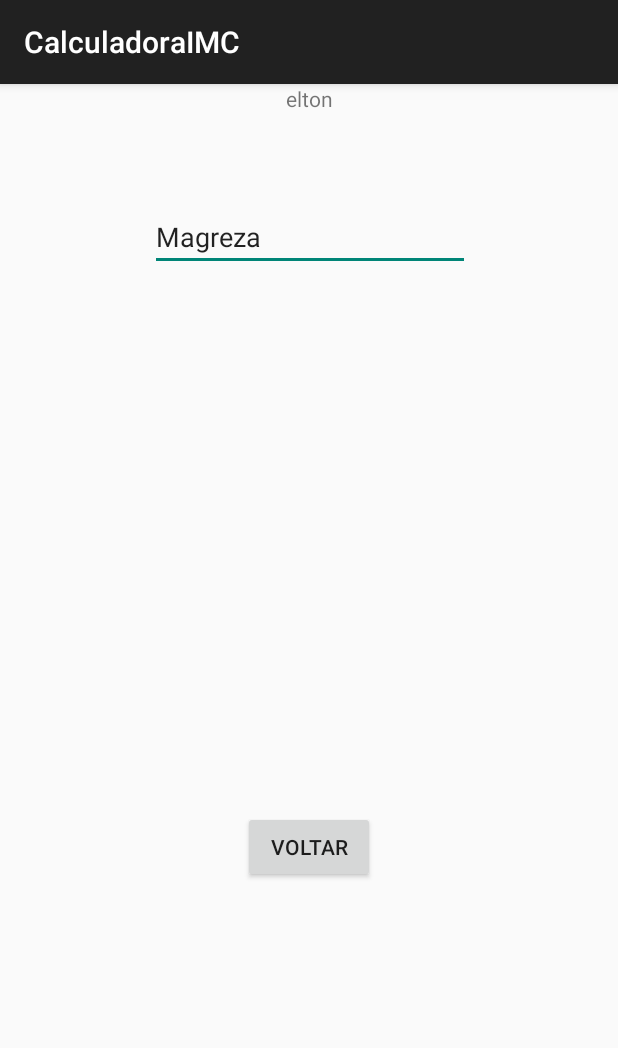
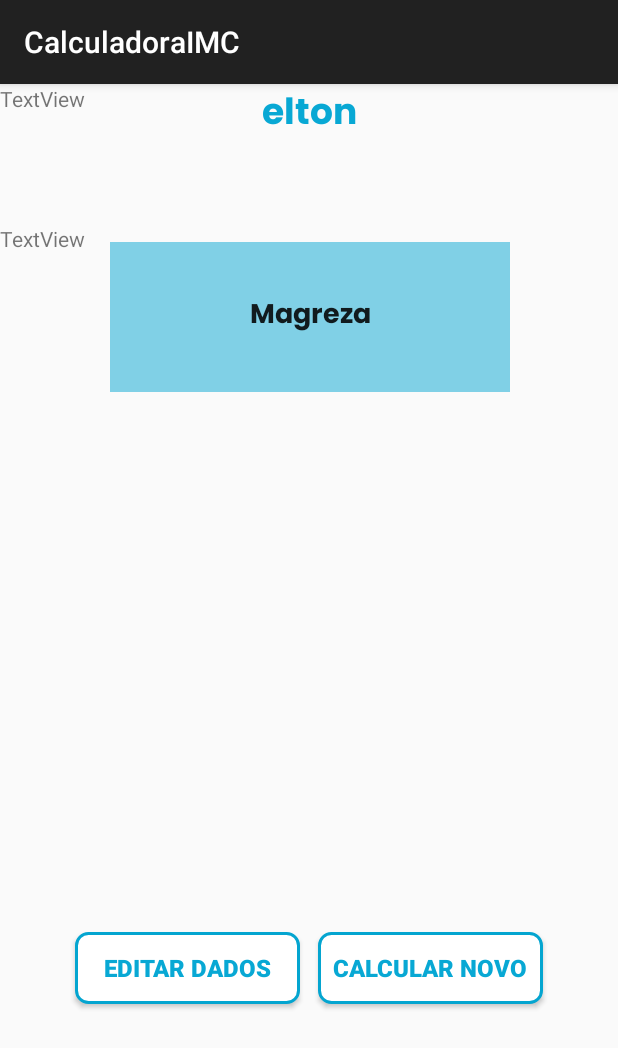
Before and after one commit to aa-abnerandrade/elton_AplicativoIMC, an Android app built with Jetpack Compose: the ResultActivity screen opened directly, with no data from a screen before it, on a phone screen of 412 x 824 dp. Shown: the top 1048 px of the screen. Run offline under Robolectric (Android 15) with nearby library versions, the phone set to English and light mode, and no system bars; Roboto replaces fonts that are not available here.

Commit message:
Finalizando Main Activity

```diff
--- a/app/src/main/java/com/example/calculadoraimc/ResultActivity.kt
+++ b/app/src/main/java/com/example/calculadoraimc/ResultActivity.kt
@@ -22,8 +22,9 @@ class ResultActivity : AppCompatActivity() {
             resultado < 18.5 -> "Magreza"
             resultado >= 18.5 && resultado < 25 -> "Normal"
             resultado >= 25 && resultado < 30 -> "Sobrepeso"
-            resultado >= 30 && resultado < 40 -> "Obesidade"
-            resultado >= 40 -> "Obesidade Grave"
+            resultado >= 30 && resultado < 35 -> "Obesidade I"
+            resultado >= 35 && resultado < 40 -> "Obesidade II"
+            resultado >= 40 -> "Obesidade III"
             else -> "Valor Inválido"
         }
 
--- /dev/null
+++ b/app/src/main/res/drawable/rounded_component.xml
@@ -0,0 +1,16 @@
+<?xml version="1.0" encoding="utf-8"?>
+<shape xmlns:android="http://schemas.android.com/apk/res/android"
+    android:shape="rectangle">
+
+    <!-- Definindo o raio da borda para ficar arredondada -->
+    <corners android:radius="8dp" />
+
+    <!-- Definindo a cor da borda -->
+    <stroke
+        android:width="2dp"
+        android:color="#04A5D0" /> <!-- Azul -->
+
+    <!-- Definindo o fundo do EditText -->
+    <solid android:color="#FFFFFF" />
+
+</shape>
--- a/app/src/main/res/layout/activity_result.xml
+++ b/app/src/main/res/layout/activity_result.xml
@@ -15,31 +15,78 @@
             android:id="@+id/textView_Result_title"
             android:layout_width="match_parent"
             android:layout_height="wrap_content"
+            android:fontFamily="@font/poppins_bold"
             android:text="elton"
-            android:textAlignment="center" />
+            android:textAlignment="center"
+            android:textColor="#08A8D4"
+            android:textSize="24dp"
+            android:textStyle="bold" />
 
         <EditText
             android:id="@+id/textView_textoresultado"
             android:layout_width="wrap_content"
-            android:layout_height="wrap_content"
-            android:layout_marginTop="60dp"
+            android:layout_height="100dp"
+            android:layout_marginTop="64dp"
+            android:background="#8008A7D3"
             android:ems="10"
+            android:fontFamily="@font/poppins_bold"
             android:inputType="text"
-            android:text="Name"
+            android:text="..."
+            android:textAlignment="center"
             app:layout_constraintEnd_toEndOf="parent"
-            app:layout_constraintHorizontal_bias="0.502"
+            app:layout_constraintHorizontal_bias="0.503"
             app:layout_constraintStart_toStartOf="parent"
             app:layout_constraintTop_toBottomOf="@+id/textView_Result_title" />
 
+        <TextView
+            android:id="@+id/textView"
+            android:layout_width="wrap_content"
+            android:layout_height="wrap_content"
+            android:text="TextView"
+            app:layout_constraintBottom_toTopOf="@+id/textView_Resultado_espaco2"
+            app:layout_constraintTop_toBottomOf="@+id/textView_textoresultado"
+            tools:layout_editor_absoluteX="178dp" />
+
+        <TextView
+            android:id="@+id/textView_Resultado_espaco2"
+            android:layout_width="wrap_content"
+            android:layout_height="wrap_content"
+            android:text="TextView"
+            tools:layout_editor_absoluteX="178dp"
+            tools:layout_editor_absoluteY="527dp" />
+
         <Button
             android:id="@+id/button_Result_voltar"
-            android:layout_width="wrap_content"
+            android:layout_width="150dp"
             android:layout_height="wrap_content"
             android:layout_marginTop="360dp"
+            android:background="@drawable/rounded_component"
             android:onClick="voltarButtonOnClick"
-            android:text="Voltar"
+            android:text="Editar Dados"
+            android:textAlignment="center"
+            android:textColor="#08A8D4"
+            android:textSize="16sp"
+            android:textStyle="bold"
             app:layout_constraintEnd_toEndOf="parent"
+            app:layout_constraintHorizontal_bias="0.19"
             app:layout_constraintStart_toStartOf="parent"
             app:layout_constraintTop_toBottomOf="@+id/textView_textoresultado" />
+
+        <Button
+            android:id="@+id/button_Result_novo"
+            android:layout_width="150dp"
+            android:layout_height="wrap_content"
+            android:layout_marginTop="360dp"
+            android:background="@drawable/rounded_component"
+            android:text="Calcular Novo"
+            android:textAlignment="center"
+            android:textColor="#08A8D4"
+            android:textSize="16sp"
+            android:textStyle="bold"
+            app:layout_constraintEnd_toEndOf="parent"
+            app:layout_constraintHorizontal_bias="0.809"
+            app:layout_constraintStart_toStartOf="parent"
+            app:layout_constraintTop_toBottomOf="@+id/textView_textoresultado" />
+
     </androidx.constraintlayout.widget.ConstraintLayout>
 </androidx.constraintlayout.widget.ConstraintLayout>
```
Also changed, not shown: app/src/main/java/com/example/calculadoraimc/MainActivity.kt (+45 -0 lines), app/src/main/res/layout/activity_main.xml (+63 -33 lines), app/src/main/res/drawable/icon1.png (renamed from app/src/main/res/drawable/img.png), app/src/main/res/drawable/icon3.png (added).
